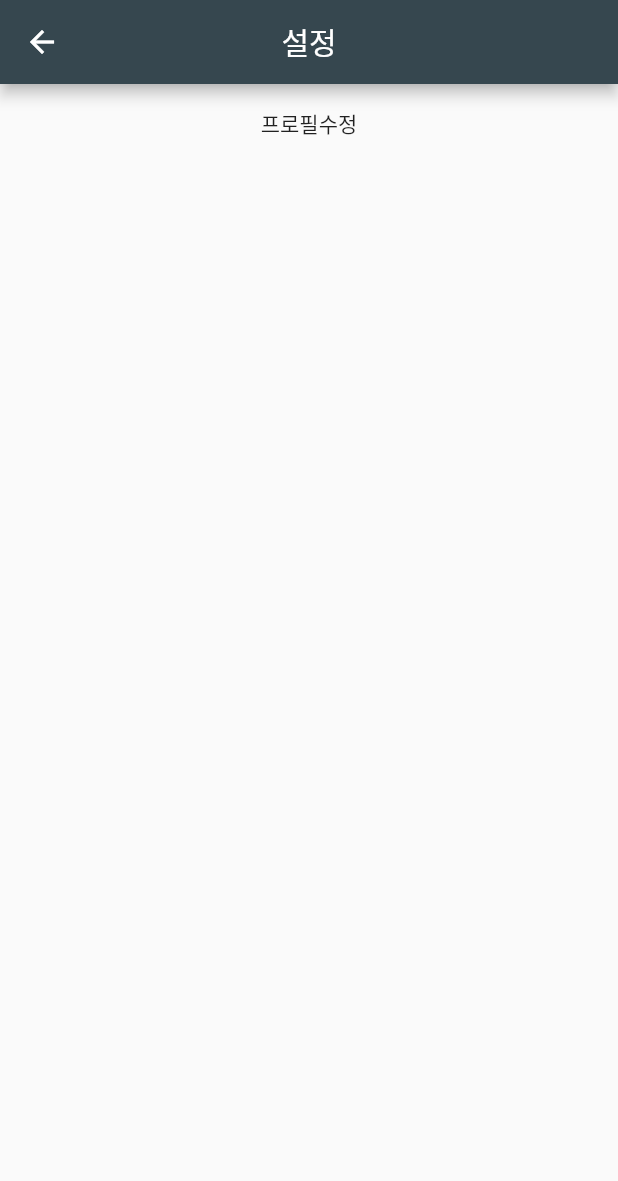
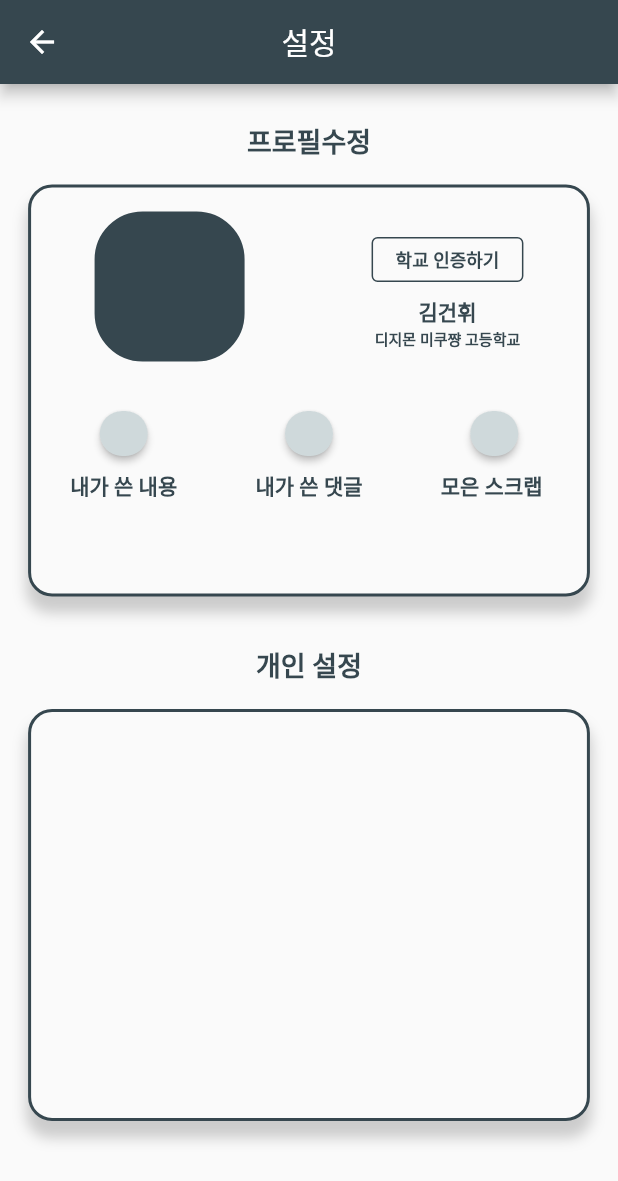
Before and after one commit to KEONI1231/Flutter_High-Connect, a Flutter app: the SettingScreen screen opened directly, on a phone screen of 412 x 824 dp. Shown: the top 1181 px of the screen. Run offline on Flutter 3.47's test engine with Material 2 defaults, Android fonts, the phone set to English and light mode, and no system bars; our stand-ins replace cloud_firestore, firebase_core, firebase_database; accounts and stored records are empty.

```diff
--- a/lib/constant/color.dart
+++ b/lib/constant/color.dart
@@ -2,3 +2,4 @@ import 'package:flutter/material.dart';
 
 const Color PRIMARY_COLOR = Color(0xff36474f);
 const Color BRIGHT_COLOR = Color(0xffFAFAFA);
+const Color GREY_COLOR = Color(0xffCFD9DB);
--- a/lib/screen/settings_screen.dart
+++ b/lib/screen/settings_screen.dart
@@ -7,24 +7,166 @@ class SettingScreen extends StatelessWidget {
 
   @override
   Widget build(BuildContext context) {
+    final ts = TextStyle(
+        fontWeight: FontWeight.w900, color: PRIMARY_COLOR, fontSize: 18);
     return SafeArea(
       child: Scaffold(
-        body: Column(
+        backgroundColor: BRIGHT_COLOR,
+        body: SingleChildScrollView(
+          child: Column(
             children: [
               AppBar(
                 title: Text('설정'),
                 backgroundColor: PRIMARY_COLOR,
                 centerTitle: true,
               ),
-            SizedBox(height: 16),
-            const Text('프로필수정'),
+              const SizedBox(height: 24),
+              Text(
+                '프로필수정',
+                style: ts,
+              ),
               const SizedBox(height: 16),
+              ProfileCard(),
+              const SizedBox(height: 32),
+              Text('개인 설정', style: ts),
+              const SizedBox(height: 16),
+              Container(
+                width: MediaQuery.of(context).size.width / 1.1,
+                height: MediaQuery.of(context).size.height / 3,
+                decoration: BoxDecoration(
+                  color: BRIGHT_COLOR,
+                  border: Border.all(width: 2, color: PRIMARY_COLOR),
+                  borderRadius: BorderRadius.circular(16),
+                  boxShadow: [
+                    BoxShadow(
+                        color: Colors.grey.withOpacity(0.5),
+                        spreadRadius: 1,
+                        blurRadius: 7,
+                        offset: Offset(0, 10))
+                  ],
+                ),
+              )
+            ],
+          ),
+        ),
+      ),
+    );
+  }
+}
+
+class ProfileCard extends StatelessWidget {
+  const ProfileCard({Key? key}) : super(key: key);
+
+  @override
+  Widget build(BuildContext context) {
+    final ts = TextStyle(fontWeight: FontWeight.w700, color: PRIMARY_COLOR);
+    return Container(
+      width: MediaQuery.of(context).size.width / 1.1,
+      height: MediaQuery.of(context).size.height / 3,
+      decoration: BoxDecoration(
+          color: BRIGHT_COLOR,
+          border: Border.all(width: 2, color: PRIMARY_COLOR),
+          borderRadius: BorderRadius.circular(16),
+          boxShadow: [
+            BoxShadow(
+                color: Colors.grey.withOpacity(0.5),
+                spreadRadius: 1,
+                blurRadius: 7,
+                offset: Offset(0, 10))
+          ]),
+      child: Padding(
+        padding: const EdgeInsets.fromLTRB(0, 16, 0, 0),
+        child: Column(
+          children: [
+            Row(
+              mainAxisAlignment: MainAxisAlignment.spaceAround,
+              children: [
+                Container(
+                  width: 100,
+                  height: 100,
+                  decoration: BoxDecoration(
+                      color: PRIMARY_COLOR,
+                      border: Border.all(width: 3, color: PRIMARY_COLOR),
+                      borderRadius: BorderRadius.circular(32)),
+                ),
                 Column(
                   children: [
-                Row(),
-                Row(),
+                    OutlinedButton(
+                      style: OutlinedButton.styleFrom(
+                          primary: PRIMARY_COLOR,
+                          minimumSize: Size(80, 30),
+                          side: BorderSide(
+                            color: PRIMARY_COLOR,
+                            width: 1,
+                          )),
+                      onPressed: () {},
+                      child: Text(
+                        '학교 인증하기',
+                        style: ts.copyWith(fontSize: 12),
+                      ),
+                    ),
+                    Text(
+                      '김건휘',
+                      style: ts,
+                    ),
+                    Text(
+                      '디지몬 미쿠쨩 고등학교',
+                      style: ts.copyWith(fontSize: 10),
+                    )
+                  ],
+                )
               ],
             ),
+            SizedBox(height: 24),
+            Row(
+              mainAxisAlignment: MainAxisAlignment.spaceAround,
+              children: [
+                ElevatedButton(
+                  onPressed: () {},
+                  child: Text(''),
+                  style: ElevatedButton.styleFrom(
+                      primary: GREY_COLOR,
+                      minimumSize: Size(30, 30),
+                      shape: RoundedRectangleBorder(
+                          borderRadius: BorderRadius.circular(32))),
+                ),
+                ElevatedButton(
+                  onPressed: () {},
+                  child: Text(''),
+                  style: ElevatedButton.styleFrom(
+                      primary: GREY_COLOR,
+                      minimumSize: Size(30, 30),
+                      shape: RoundedRectangleBorder(
+                          borderRadius: BorderRadius.circular(32))),
+                ),
+                ElevatedButton(
+                  onPressed: () {},
+                  child: Text(''),
+                  style: ElevatedButton.styleFrom(
+                      primary: GREY_COLOR,
+                      minimumSize: Size(30, 30),
+                      shape: RoundedRectangleBorder(
+                          borderRadius: BorderRadius.circular(32))),
+                ),
+              ],
+            ),
+            Row(
+              mainAxisAlignment: MainAxisAlignment.spaceAround,
+              children: [
+                Text(
+                  '내가 쓴 내용',
+                  style: ts,
+                ),
+                Text(
+                  '내가 쓴 댓글',
+                  style: ts,
+                ),
+                Text(
+                  '모은 스크랩 ',
+                  style: ts,
+                ),
+              ],
+            )
           ],
         ),
       ),
```
Lines whose indentation alone changed are shown as unchanged.
